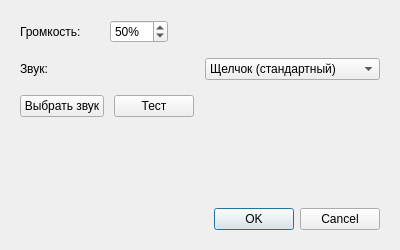
The window that ui/metronomesettingsdialog.ui (ili4yov-ika/DONTFLOAT) describes before a commit, drawn with Qt 5.
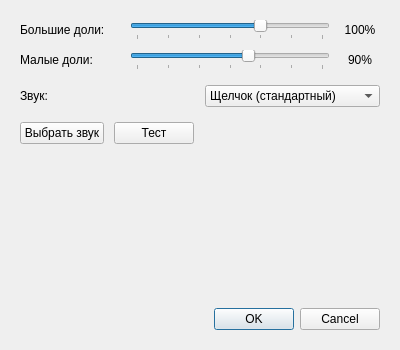
The same window after the commit.

The edit to the form file:
```diff
--- a/ui/metronomesettingsdialog.ui
+++ b/ui/metronomesettingsdialog.ui
@@ -7,7 +7,7 @@
     <x>0</x>
     <y>0</y>
     <width>400</width>
-    <height>250</height>
+    <height>350</height>
    </rect>
   </property>
   <property name="windowTitle">
@@ -16,7 +16,7 @@
   <property name="minimumSize">
    <size>
     <width>400</width>
-    <height>250</height>
+    <height>350</height>
    </size>
   </property>
   <layout class="QVBoxLayout" name="mainLayout">
@@ -36,51 +36,125 @@
     <number>20</number>
    </property>
    <item>
-    <layout class="QHBoxLayout" name="volumeLayout">
+    <layout class="QVBoxLayout" name="volumeLayout">
      <property name="spacing">
       <number>10</number>
      </property>
      <item>
-      <widget class="QLabel" name="volumeLabel">
+      <layout class="QHBoxLayout" name="strongBeatLayout">
+       <property name="spacing">
+        <number>10</number>
+       </property>
+       <item>
+        <widget class="QLabel" name="strongBeatLabel">
        <property name="text">
-        <string>Громкость:</string>
+          <string>Большие доли:</string>
        </property>
        <property name="minimumSize">
         <size>
-         <width>80</width>
+           <width>100</width>
          <height>0</height>
         </size>
        </property>
       </widget>
      </item>
      <item>
-      <widget class="QSpinBox" name="volumeSpinBox">
+        <widget class="QSlider" name="strongBeatSlider">
        <property name="minimum">
         <number>0</number>
        </property>
        <property name="maximum">
+          <number>150</number>
+         </property>
+         <property name="value">
         <number>100</number>
        </property>
+         <property name="orientation">
+          <enum>Qt::Horizontal</enum>
+         </property>
+         <property name="tickPosition">
+          <enum>QSlider::TicksBelow</enum>
+         </property>
+         <property name="tickInterval">
+          <number>25</number>
+         </property>
+        </widget>
+       </item>
+       <item>
+        <widget class="QLabel" name="strongBeatValueLabel">
+         <property name="text">
+          <string>100%</string>
+         </property>
+         <property name="minimumSize">
+          <size>
+           <width>40</width>
+           <height>0</height>
+          </size>
+         </property>
+         <property name="alignment">
+          <set>Qt::AlignCenter</set>
+         </property>
+        </widget>
+       </item>
+      </layout>
+     </item>
+     <item>
+      <layout class="QHBoxLayout" name="weakBeatLayout">
+       <property name="spacing">
+        <number>10</number>
+       </property>
+       <item>
+        <widget class="QLabel" name="weakBeatLabel">
+         <property name="text">
+          <string>Малые доли:</string>
+         </property>
+         <property name="minimumSize">
+          <size>
+           <width>100</width>
+           <height>0</height>
+          </size>
+         </property>
+        </widget>
+       </item>
+       <item>
+        <widget class="QSlider" name="weakBeatSlider">
+         <property name="minimum">
+          <number>0</number>
+         </property>
+         <property name="maximum">
+          <number>150</number>
+         </property>
        <property name="value">
-        <number>50</number>
-       </property>
-       <property name="suffix">
-        <string>%</string>
-       </property>
-      </widget>
-     </item>
-     <item>
-      <spacer name="volumeSpacer">
+          <number>90</number>
+         </property>
        <property name="orientation">
         <enum>Qt::Horizontal</enum>
        </property>
-       <property name="sizeHint" stdset="0">
+         <property name="tickPosition">
+          <enum>QSlider::TicksBelow</enum>
+         </property>
+         <property name="tickInterval">
+          <number>25</number>
+         </property>
+        </widget>
+       </item>
+       <item>
+        <widget class="QLabel" name="weakBeatValueLabel">
+         <property name="text">
+          <string>90%</string>
+         </property>
+         <property name="minimumSize">
         <size>
          <width>40</width>
-         <height>20</height>
-        </size>
-       </property>
-      </spacer>
+           <height>0</height>
+          </size>
+         </property>
+         <property name="alignment">
+          <set>Qt::AlignCenter</set>
+         </property>
+        </widget>
+       </item>
+      </layout>
      </item>
     </layout>
    </item>
```
Lines whose indentation alone changed are shown as unchanged.
